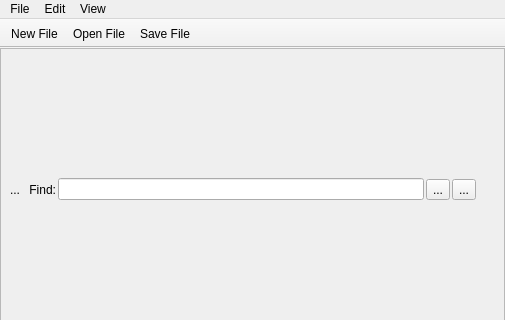
First picture: the form in src-qt5/desktop-utils/lumina-textedit/MainUI.ui, repository lumina-desktop/lumina, before the edit; both pictures show x 0 to 505 and y 0 to 320 of the 505 by 505 pixel window.
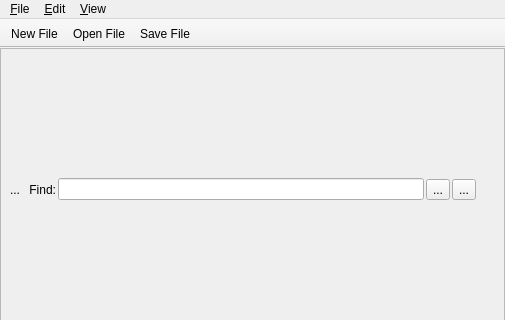
Second picture: the form after the edit.

Commit message: add file menu shortcuts into lumina-textedit

Diff of the .ui file:
```diff
--- a/src-qt5/desktop-utils/lumina-textedit/MainUI.ui
+++ b/src-qt5/desktop-utils/lumina-textedit/MainUI.ui
@@ -190,7 +190,7 @@
    </property>
    <widget class="QMenu" name="menuFile">
     <property name="title">
-     <string>File</string>
+     <string>&amp;File</string>
     </property>
     <addaction name="actionNew_File"/>
     <addaction name="actionOpen_File"/>
@@ -204,7 +204,7 @@
    </widget>
    <widget class="QMenu" name="menuView">
     <property name="title">
-     <string>View</string>
+     <string>&amp;View</string>
     </property>
     <widget class="QMenu" name="menuSyntax_Highlighting">
      <property name="title">
@@ -232,7 +232,7 @@
    </widget>
    <widget class="QMenu" name="menuEdit">
     <property name="title">
-     <string>Edit</string>
+     <string>&amp;Edit</string>
     </property>
     <addaction name="actionFind"/>
     <addaction name="actionReplace"/>
```
